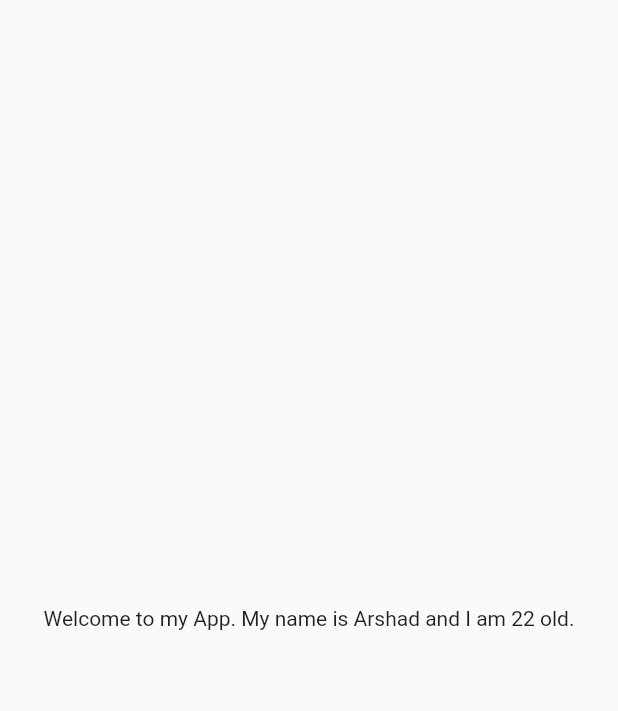
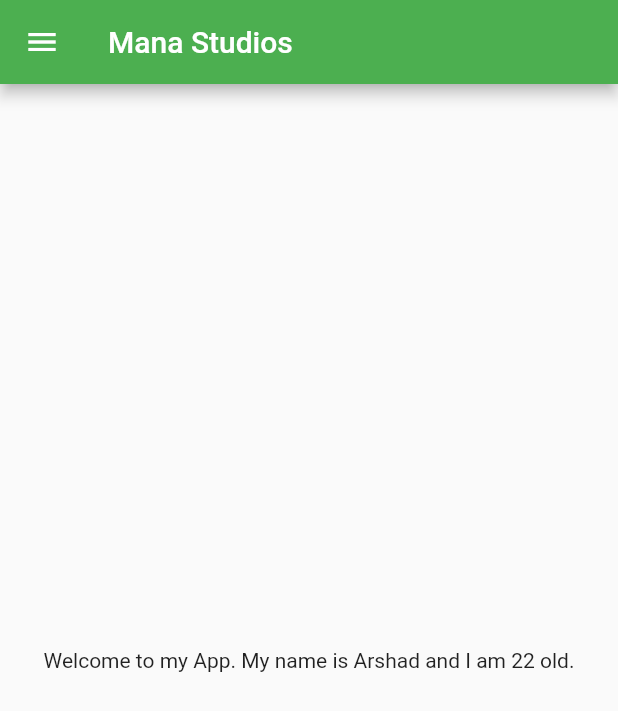
Before and after one commit to Arshadarcot/MyDemoApp, a Flutter app: the screen it shows after launch, on a phone screen of 412 x 824 dp. Shown: the top 711 px of the screen. Run offline on Flutter 3.47's test engine with Material 2 defaults, Android fonts, the phone set to English and light mode, and no system bars.

Commit message:
Day 1 completed

```diff
--- a/lib/main.dart
+++ b/lib/main.dart
@@ -1,4 +1,6 @@
 import 'package:flutter/material.dart';
+import 'package:flutter_application_1/pages/home_page.dart';
+import 'package:flutter_application_1/pages/login_page.dart';
 
 void main() {
   runApp(MyApp());
@@ -7,15 +9,18 @@ void main() {
 class MyApp extends StatelessWidget {
   @override
   Widget build(BuildContext context) {
-    int age = 22;
-    String name = "Arshad";
-
     return MaterialApp(
-      home: Material(
-          child: Center(
-              child: Container(
-        child: Text("Welcome to my App. My name is $name and I am $age old."),
-      ))),
+      themeMode: ThemeMode.light,
+      theme: ThemeData(primarySwatch: Colors.green),
+      darkTheme: ThemeData(
+        brightness: Brightness.dark,
+      ),
+      initialRoute: "/Home",
+      routes: {
+        "/": (context) => LoginPage(),
+        "/Home": (context) => HomePage(),
+        "/login": (context) => LoginPage(),
+      },
     );
   }
 }
--- /dev/null
+++ b/lib/pages/home_page.dart
@@ -0,0 +1,19 @@
+import 'package:flutter/material.dart';
+
+class HomePage extends StatelessWidget {
+  final int age = 22;
+  final String name = "Arshad";
+  @override
+  Widget build(BuildContext context) {
+    return Scaffold(
+      appBar: AppBar(
+        title: Text("Mana Studios"),
+      ),
+      body: Center(
+          child: Container(
+        child: Text("Welcome to my App. My name is $name and I am $age old."),
+      )),
+      drawer: Drawer(),
+    );
+  }
+}
```
Also changed, not shown: lib/pages/login_page.dart (added, +21 -0 lines).
